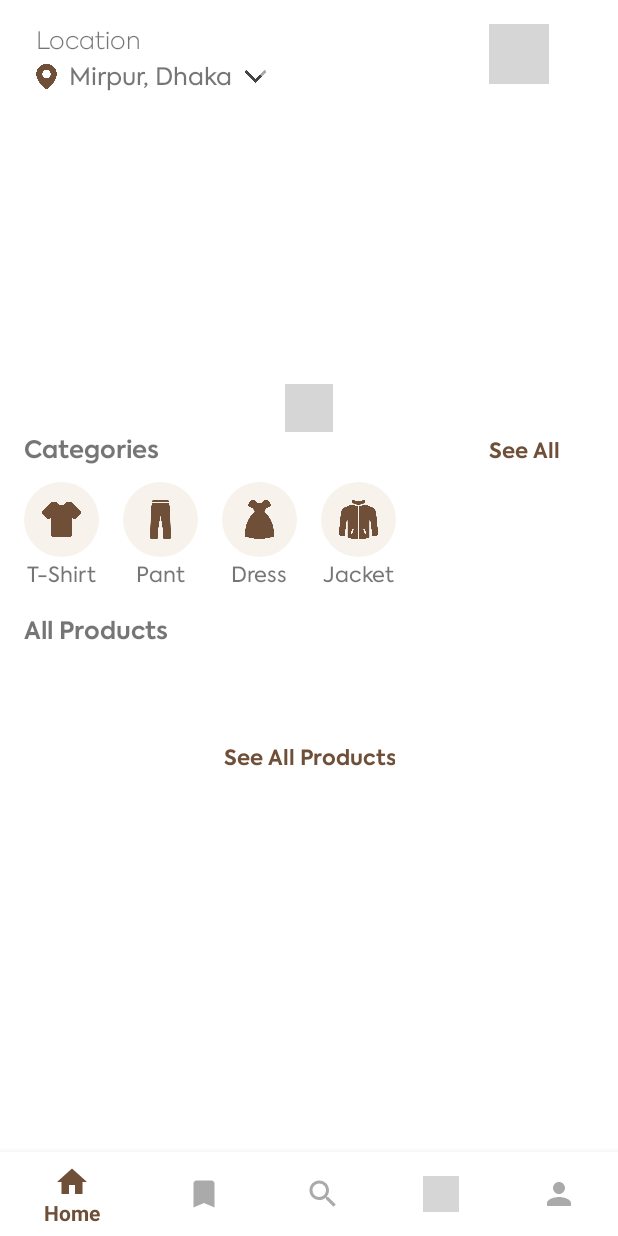
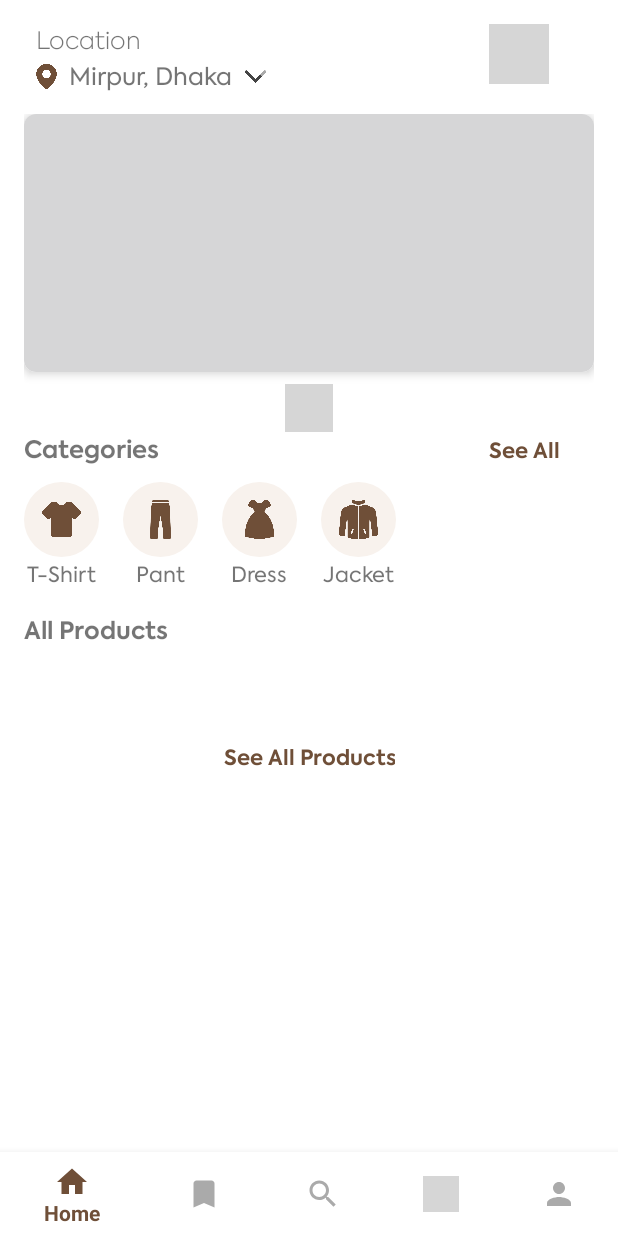
Before and after one commit to mehedi17n/QuickBuy, an Android app: the HomeFragment screen opened directly, with no data from a screen before it, on a phone screen of 412 x 824 dp. Run offline under Robolectric (Android 15) with nearby library versions, the phone set to English and light mode, and no system bars; libraries missing offline, so code that uses them is left out: com.tbuonomo.viewpagerdotsindicator; plain views replace DotsIndicator; pictures from the network do not load; 2 statements that could not run were skipped; grey boxes are pictures that could not be loaded.

Commit message:
banner loader added complt

```diff
--- a/app/build.gradle.kts
+++ b/app/build.gradle.kts
@@ -46,6 +46,7 @@ dependencies {
     implementation (libs.shimmer)
     implementation(libs.androidx.lifecycle.viewmodel.ktx)
     implementation(libs.dotsindicator)
+    implementation (libs.androidx.viewpager2)
 
     implementation(libs.androidx.core.ktx)
     implementation(libs.androidx.appcompat)
--- a/app/src/main/java/com/example/quickbuy/HomeFragment.kt
+++ b/app/src/main/java/com/example/quickbuy/HomeFragment.kt
@@ -6,18 +6,20 @@ import androidx.fragment.app.Fragment
 import android.view.LayoutInflater
 import android.view.View
 import android.view.ViewGroup
+import android.widget.ImageView
 import android.widget.ProgressBar
-import android.widget.Toast
 import androidx.lifecycle.ViewModelProvider
 import androidx.lifecycle.lifecycleScope
 import androidx.recyclerview.widget.GridLayoutManager
-import androidx.recyclerview.widget.LinearLayoutManager
 import androidx.recyclerview.widget.RecyclerView
+import androidx.viewpager2.widget.ViewPager2
+import coil.load
 import com.example.quickbuy.data.products.Product
 import com.example.quickbuy.ui.ItemSpacingDecoration
 import com.example.quickbuy.ui.MainViewModel
 import com.example.quickbuy.ui.ProductDetails
 import com.example.quickbuy.ui.ProductsAdapter
+import com.tbuonomo.viewpagerdotsindicator.DotsIndicator
 import kotlinx.coroutines.launch
 
 class HomeFragment : Fragment() {
@@ -26,6 +28,8 @@ class HomeFragment : Fragment() {
     private lateinit var progressBar: ProgressBar
     private lateinit var adapter: ProductsAdapter
     private lateinit var viewModel: MainViewModel
+    private lateinit var bannerViewPager: ViewPager2
+    private lateinit var dotsIndicator: DotsIndicator
 
     override fun onCreateView(
         inflater: LayoutInflater, container: ViewGroup?,
@@ -41,6 +45,8 @@ class HomeFragment : Fragment() {
 
         recyclerView = view.findViewById(R.id.productRecyclerView)
         progressBar = view.findViewById(R.id.progressBar)
+        bannerViewPager = view.findViewById(R.id.bannerViewPager)
+        dotsIndicator = view.findViewById(R.id.dotsIndicator)
 
         // Setting up the RecyclerView with a GridLayoutManager
         recyclerView.layoutManager = GridLayoutManager(requireContext(), 2)
@@ -59,6 +65,9 @@ class HomeFragment : Fragment() {
                 }
             }
         }
+
+        // Set up the ViewPager2 and DotsIndicator
+        setupBanner()
     }
 
     private fun navigateToDetails(item: Product) {
@@ -80,4 +89,46 @@ class HomeFragment : Fragment() {
             }
         }
     }
+
+    private fun setupBanner() {
+        // Sample data for the ViewPager2
+        val imageUrls = listOf(
+            R.drawable.banner1,
+            R.drawable.banner2,
+            R.drawable.banner3
+        )
+
+        // Create a list of ImageViews for the ViewPager2
+        val imageViews = imageUrls.map { url ->
+            val imageView = ImageView(requireContext())
+            imageView.layoutParams = ViewGroup.LayoutParams(
+                ViewGroup.LayoutParams.MATCH_PARENT,
+                ViewGroup.LayoutParams.MATCH_PARENT
+            )
+            imageView.scaleType = ImageView.ScaleType.FIT_XY
+            imageView.load(url) {
+                crossfade(true)
+                placeholder(R.drawable.placeholder_image) // Optional placeholder image
+            }
+            imageView
+        }
+
+        // Set up the ViewPager2
+        bannerViewPager.adapter = object : RecyclerView.Adapter<RecyclerView.ViewHolder>() {
+            override fun onCreateViewHolder(parent: ViewGroup, viewType: Int): RecyclerView.ViewHolder {
+                return object : RecyclerView.ViewHolder(imageViews[viewType]) {}
+            }
+
+            override fun onBindViewHolder(holder: RecyclerView.ViewHolder, position: Int) {
+                // No need to bind data as it's already set
+            }
+
+            override fun getItemCount(): Int = imageUrls.size
+
+            override fun getItemViewType(position: Int): Int = position
+        }
+
+        // Link DotsIndicator with ViewPager2
+        dotsIndicator.setViewPager2(bannerViewPager)
+    }
 }
--- /dev/null
+++ b/app/src/main/res/drawable/rounded_top_corners.xml
@@ -0,0 +1,7 @@
+<?xml version="1.0" encoding="utf-8"?>
+<shape xmlns:android="http://schemas.android.com/apk/res/android">
+    <solid android:color="@android:color/white"/> <!-- Background color -->
+    <corners
+        android:topLeftRadius="16dp"
+        android:topRightRadius="16dp"/>
+</shape>
--- a/app/src/main/res/layout/fragment_home.xml
+++ b/app/src/main/res/layout/fragment_home.xml
@@ -78,21 +78,28 @@
             android:layout_width="match_parent"
             android:layout_height="180dp">
 
-            <ProgressBar
-                android:id="@+id/progressBar"
-                style="?android:attr/progressBarStyle"
-                android:layout_width="wrap_content"
-                android:layout_height="wrap_content"
-                android:layout_centerInParent="true"/>
+            <androidx.cardview.widget.CardView
+                android:layout_width="match_parent"
+                android:layout_height="180dp"
+                android:layout_marginBottom="8dp"
+                app:cardCornerRadius="8dp"
+                app:cardElevation="4dp">
 
-            <androidx.viewpager2.widget.ViewPager2
-                android:id="@+id/bannerViewPager"
-                android:layout_width="match_parent"
-                android:layout_height="match_parent"
-                android:layout_marginBottom="16dp"
-                android:clipToPadding="false"
-                android:paddingStart="16dp"
-                android:paddingEnd="16dp" />
+                <androidx.viewpager2.widget.ViewPager2
+                    android:id="@+id/bannerViewPager"
+                    android:layout_width="match_parent"
+                    android:layout_height="match_parent"
+                    android:clipToPadding="false"
+                    android:background="@drawable/rounded_top_corners"/>
+
+                <ProgressBar
+                    android:id="@+id/progressBar"
+                    style="?android:attr/progressBarStyle"
+                    android:layout_width="wrap_content"
+                    android:layout_height="wrap_content"
+                    android:layout_gravity="center"/>
+
+            </androidx.cardview.widget.CardView>
 
         </RelativeLayout>
 
@@ -106,7 +113,8 @@
             app:dotsSize="6dp"
             app:dotsSpacing="2dp"
             app:dotsWidthFactor="2.5"
-            app:selectedDotColor="@color/primaryColor" />
+            app:selectedDotColor="@color/primaryColor"
+            app:progressMode="true" />
 
         <LinearLayout
             android:layout_width="match_parent"
--- /dev/null
+++ b/app/src/main/res/layout/item_banner.xml
@@ -0,0 +1,12 @@
+<?xml version="1.0" encoding="utf-8"?>
+<FrameLayout xmlns:android="http://schemas.android.com/apk/res/android"
+    android:layout_width="match_parent"
+    android:layout_height="match_parent">
+
+    <ImageView
+        android:id="@+id/bannerImageView"
+        android:layout_width="match_parent"
+        android:layout_height="match_parent"
+        android:scaleType="fitXY"
+        />
+</FrameLayout>
--- a/gradle/libs.versions.toml
+++ b/gradle/libs.versions.toml
@@ -18,8 +18,10 @@ converterGson = "2.9.0"
 retrofit = "2.11.0"
 shimmer = "0.5.0"
 lifecycleViewmodelKtx = "2.8.5"
+viewpager2 = "1.1.0"
 
 [libraries]
+androidx-viewpager2 = { module = "androidx.viewpager2:viewpager2", version.ref = "viewpager2" }
 dotsindicator = { module = "com.tbuonomo:dotsindicator", version.ref = "dotsindicator" }
 shimmer = { module = "com.facebook.shimmer:shimmer", version.ref = "shimmer" }
 androidx-lifecycle-viewmodel-ktx = { module = "androidx.lifecycle:lifecycle-viewmodel-ktx", version.ref = "lifecycleViewmodelKtx" }
```
Also changed, not shown: 3 other files.
